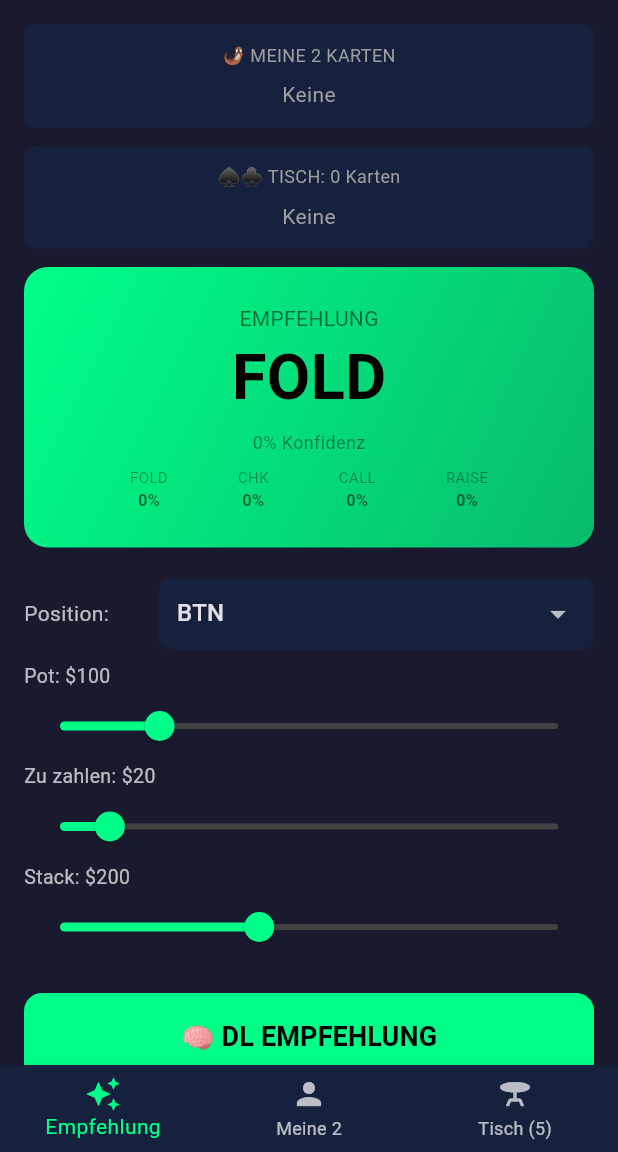
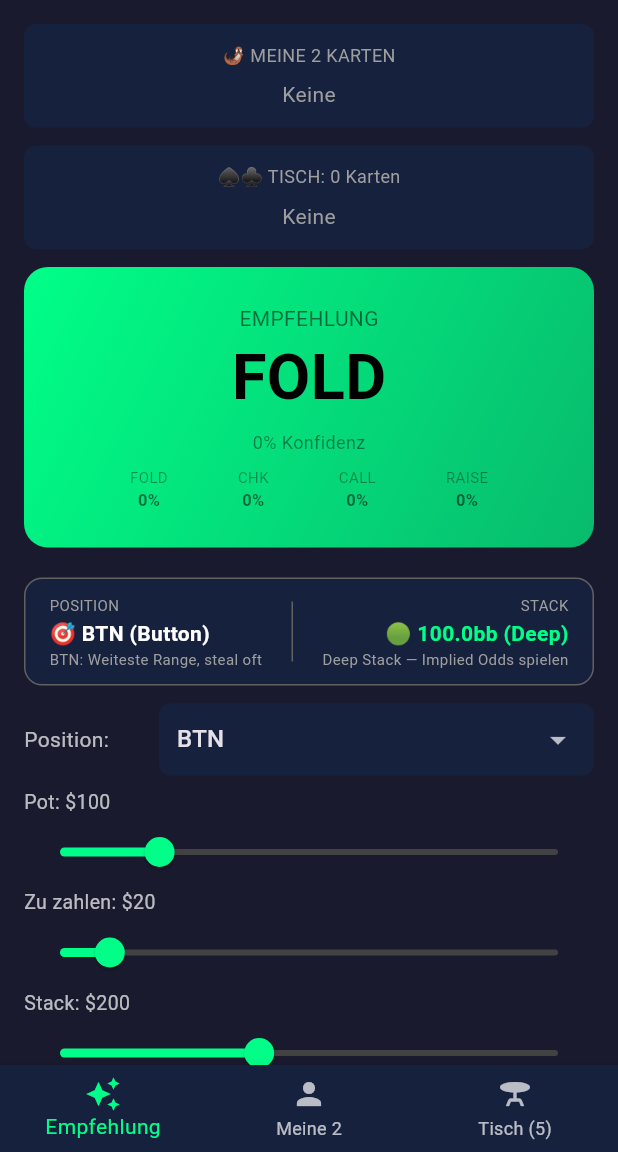
Before and after one commit to swissfrog/poker-killer, a Flutter app: the screen it shows after launch, after a tap on "🧠 DL EMPFEHLUNG", on a phone screen of 412 x 824 dp, the part 84-1236 px from its top. Run offline on Flutter 3.47's test engine with Material 3 defaults, Android fonts, the phone set to English and light mode, and no system bars; our stand-ins replace camera, permission_handler; missing offline and left inert: tflite_flutter.

Commit message:
feat(poker_ai_app): integrate Stack- and Position-Awareness into PokerBrain + UI
PokerBrain.recommend():
- Accepts bigBlind parameter for stack-in-bb calculation
- Position mapped via PositionAwareness.fromIndex() + equityBoost applied
- Stack type classified, bluff adjustment applied before TFLite inference
- Stack-in-bb passed as normalized model input (replaces raw chip / 2.0 hack)
- Post-model overlay: StackAwareness.applyStackOverlay() enforces Push/Fold zone
- Post-model overlay: PositionAwareness.applyPositionOverlay() widens late pos,
  tightens early position raises

_RPState (Recommendation Screen):
- Added bb (Big Blind) state variable, default 2.0
- Position dropdown now uses PositionAwareness.positionNames (EP instead of UTG)
- Added Big Blind slider (range 1-50)
- Added _stackPositionBadge() widget: shows current position + stack in bb
  with color-coded stack type and strategy hints
- Short Stack All-In override uses StackAwareness.shouldGoAllIn(stackBbs)
  instead of raw chip threshold (ss < 40)

Author: Otto Bot <otto@pokerbot.local>

```diff
--- a/poker_ai_app/lib/main.dart
+++ b/poker_ai_app/lib/main.dart
@@ -9,6 +9,8 @@ import 'preflop_ranges.dart';
 import 'opponent_tracker.dart';
 import 'draw_analyzer.dart';
 import 'bet_sizer.dart';
+import 'stack_awareness.dart';
+import 'position_awareness.dart';
 
 // ─── Farben ───────────────────────────────────────────────────────────────────
 class AC {
@@ -67,8 +69,9 @@ class PokerBrain {
 
   /// Gibt Aktion + Confidence zurück
   /// equity: 0.0-1.0 (Gewinnchance, aus Handstärke geschätzt)
-  /// position: 0=BB, 1=SB, 2=BTN, 3=CO, 4=MP, 5=UTG
+  /// position: 0=BB, 1=SB, 2=BTN, 3=CO, 4=MP, 5=EP (als Index)
   /// callAmount, pot, stack in Chips
+  /// bigBlind: Größe des Big Blinds für Stack-in-BB Berechnung
   /// street: 0=preflop, 1=flop, 2=turn, 3=river
   /// boardWetness: 0=dry, 1=wet (flush/straight-heavy board)
   ({String action, double confidence, List<double> scores}) recommend({
@@ -79,17 +82,31 @@ class PokerBrain {
     required double stack,
     required int street,
     double boardWetness = 0.3,
+    double bigBlind = 2.0,
   }) {
     if (_interpreter == null) return (action: '?', confidence: 0, scores: [0,0,0,0]);
     try {
-      final pos = position / 5.0;
+      final pokerPos = PositionAwareness.fromIndex(position);
+      // Position-Awareness: Equity-Boost durch Position
+      final adjustedEquity = (equity + PositionAwareness.equityBoost(pokerPos)).clamp(0.0, 1.0);
+
+      // Stack-Awareness: Stack in BB berechnen
+      final stackBbRaw = StackAwareness.stackInBb(stack, bigBlind);
+      final stackType = StackAwareness.classify(stackBbRaw);
+
+      // Equity-Threshold Anpassung nach Stack-Größe
+      final effectiveEquity = (adjustedEquity + StackAwareness.bluffAdjustment(stackType))
+          .clamp(0.0, 1.0);
+
+      final pos = PositionAwareness.toModelInput(pokerPos); // normalisierter Positions-Input
       final potOdds = (pot + callAmount) > 0 ? callAmount / (pot + callAmount) : 0.0;
       final spr = pot > 0 ? (stack / pot).clamp(0.0, 20.0) / 20.0 : 1.0;
       final str = street / 3.0;
       final aggression = pot > 0 ? (callAmount / (pot * 0.75 + 0.01)).clamp(0.0, 1.0) : 0.0;
-      final stackBb = (stack / 2.0).clamp(0.0, 200.0) / 200.0; // angenommen BB=2
+      // Stack-Ratio: normalisiert auf 0–1 (200bb = max deep stack)
+      final stackBb = stackBbRaw.clamp(0.0, 200.0) / 200.0;
 
-      final input = [[equity, pos, potOdds, spr, str, aggression, stackBb, boardWetness]
+      final input = [[effectiveEquity, pos, potOdds, spr, str, aggression, stackBb, boardWetness]
           .map((e) => e.toDouble()).toList()];
       final output = [List.filled(4, 0.0)];
       _interpreter!.run(input, output);
@@ -100,8 +117,28 @@ class PokerBrain {
       for (int i = 1; i < 4; i++) {
         if (scores[i] > maxVal) { maxVal = scores[i]; maxIdx = i; }
       }
+
+      String action = kActions[maxIdx];
+
+      // Stack-Overlay: Push/Fold Zone Override
+      action = StackAwareness.applyStackOverlay(
+        baseAction: action,
+        stackInBb: stackBbRaw,
+        equity: effectiveEquity,
+        isPreflop: street == 0,
+      );
+
+      // Position-Overlay: Late Position öffnet breiter, Early Position enger
+      action = PositionAwareness.applyPositionOverlay(
+        baseAction: action,
+        position: pokerPos,
+        equity: effectiveEquity,
+        isPreflop: street == 0,
+        facingNoRaise: callAmount == 0,
+      );
+
       return (
-        action: kActions[maxIdx],
+        action: action,
         confidence: maxVal,
         scores: List<double>.from(scores),
       );
@@ -269,6 +306,7 @@ final OpponentTracker globalTracker = OpponentTracker();
 class _RPState extends State<RP> {
   int p = 2, hr = 0;
   double pt = 100, tc = 20, ss = 200;
+  double bb = 2; // Big Blind Größe
   String r = '';
   double _confidence = 0;
   List<double> _scores = [0, 0, 0, 0];
@@ -276,7 +314,8 @@ class _RPState extends State<RP> {
   String _handName = '';
   String _oppType = '';
   BetSizing? _betSizing;
-  final ps = ['BB', 'SB', 'BTN', 'CO', 'MP', 'UTG'];
+  // Position-Namen: Index 0=BB, 1=SB, 2=BTN, 3=CO, 4=MP, 5=EP
+  final ps = PositionAwareness.positionNames;
   final PokerBrain _brain = PokerBrain();
   bool _brainReady = false;
   bool _calcEquity = false;
@@ -314,12 +353,12 @@ class _RPState extends State<RP> {
     return maxSuit >= 3 ? 0.8 : maxSuit == 2 ? 0.5 : 0.2;
   }
 
-  // Preflop-Empfehlung aus Range-Tabellen
+  // Preflop-Empfehlung aus Range-Tabellen (position-aware)
   String? _preflopAdvice() {
     if (_street != 0 || widget.M.length < 2) return null;
     final c1 = widget.M[0];
     final c2 = widget.M[1];
-    return PreflopRanges.preflopAdvice(
+    return PreflopRanges.preflopAdviceWithPosition(
       c1['r'] ?? 'A', c1['s'] ?? '♠',
       c2['r'] ?? 'K', c2['s'] ?? '♦',
       p, tc, pt,
@@ -345,7 +384,7 @@ class _RPState extends State<RP> {
     final oppStats = globalTracker.aggregated;
     _oppType = oppStats.handsPlayed > 3 ? oppStats.playerTypeName : '';
 
-    // DL Brain Empfehlung
+    // DL Brain Empfehlung (mit Stack- und Position-Awareness)
     final result = _brain.recommend(
       equity: equity,
       position: p,
@@ -354,6 +393,7 @@ class _RPState extends State<RP> {
       stack: ss,
       street: _street,
       boardWetness: _boardWetness(),
+      bigBlind: bb,
     );
 
     // Preflop: Range-Tabelle hat Vorrang
@@ -371,7 +411,9 @@ class _RPState extends State<RP> {
       }
     }
 
-    if (action == 'RAISE' && ss < 40) action = 'ALL-IN';
+    // Stack-Awareness: Short Stack geht All-In statt Raise
+    final stackBbs = StackAwareness.stackInBb(ss, bb);
+    if (action == 'RAISE' && StackAwareness.shouldGoAllIn(stackBbs)) action = 'ALL-IN';
 
     // Hand-Name anzeigen
     _handName = _street > 0 && widget.M.isNotEmpty
@@ -545,10 +587,14 @@ class _RPState extends State<RP> {
               ]),
             ),
           const SizedBox(height: 20),
+          // ── Stack & Position Info Badge ─────────────────────────────────
+          _stackPositionBadge(),
+          const SizedBox(height: 12),
           _dropdown('Position', p, ps, (x) => setState(() => p = x)),
           _slider('Pot', pt, 500, (x) => setState(() => pt = x)),
           _slider('Zu zahlen', tc, 200, (x) => setState(() => tc = x)),
           _slider('Stack', ss, 500, (x) => setState(() => ss = x)),
+          _slider('Big Blind', bb, 50, (x) => setState(() => bb = x < 1 ? 1 : x), unit: '\$'),
           const SizedBox(height: 20),
           // Draw-Anzeige
           if (widget.M.isNotEmpty && widget.B.isNotEmpty) ...[
@@ -568,6 +614,58 @@ class _RPState extends State<RP> {
             ),
           ),
         ]),
+      ),
+    );
+  }
+
+  // ── Stack & Position Info Badge ──────────────────────────────────────────
+  Widget _stackPositionBadge() {
+    final pokerPos = PositionAwareness.fromIndex(p);
+    final stackBbs = StackAwareness.stackInBb(ss, bb);
+    final stackType = StackAwareness.classify(stackBbs);
+    final stackColor = Color(StackAwareness.displayColor(stackType));
+
+    return Container(
+      padding: const EdgeInsets.symmetric(horizontal: 16, vertical: 10),
+      decoration: BoxDecoration(
+        color: AC.PN,
+        borderRadius: BorderRadius.circular(12),
+        border: Border.all(color: Colors.grey.shade700),
+      ),
+      child: Row(
+        mainAxisAlignment: MainAxisAlignment.spaceBetween,
+        children: [
+          // Position Anzeige
+          Column(crossAxisAlignment: CrossAxisAlignment.start, children: [
+            const Text('POSITION', style: TextStyle(color: Colors.grey, fontSize: 10)),
+            const SizedBox(height: 2),
+            Text(
+              PositionAwareness.displayLabel(pokerPos),
+              style: const TextStyle(
+                  color: Colors.white, fontSize: 14, fontWeight: FontWeight.bold),
+            ),
+            Text(
+              PositionAwareness.strategyHint(pokerPos),
+              style: const TextStyle(color: Colors.grey, fontSize: 10),
+            ),
+          ]),
+          // Divider
+          Container(width: 1, height: 40, color: Colors.grey.shade700),
+          // Stack Anzeige
+          Column(crossAxisAlignment: CrossAxisAlignment.end, children: [
+            const Text('STACK', style: TextStyle(color: Colors.grey, fontSize: 10)),
+            const SizedBox(height: 2),
+            Text(
+              StackAwareness.displayLabel(stackBbs),
+              style: TextStyle(
+                  color: stackColor, fontSize: 14, fontWeight: FontWeight.bold),
+            ),
+            Text(
+              StackAwareness.strategyHint(stackBbs),
+              style: const TextStyle(color: Colors.grey, fontSize: 10),
+            ),
+          ]),
+        ],
       ),
     );
   }
@@ -624,17 +722,17 @@ class _RPState extends State<RP> {
         ]),
       );
 
-  Widget _slider(String l, double v, double m, Function f) => Column(
+  Widget _slider(String l, double v, double m, Function f, {String? unit}) => Column(
         crossAxisAlignment: CrossAxisAlignment.start,
         children: [
-          Text('$l: \$${v.toStringAsFixed(0)}',
+          Text('$l: ${unit ?? '\$'}${v.toStringAsFixed(0)}',
               style: const TextStyle(color: Colors.white70, fontSize: 13)),
           SliderTheme(
             data: SliderTheme.of(context).copyWith(
               activeTrackColor: AC.P, thumbColor: AC.P,
               inactiveTrackColor: Colors.grey.shade800,
             ),
-            child: Slider(value: v, min: 0, max: m, onChanged: (x) => f(x)),
+            child: Slider(value: v, min: unit != null ? 1 : 0, max: m, onChanged: (x) => f(x)),
           ),
         ],
       );
```
